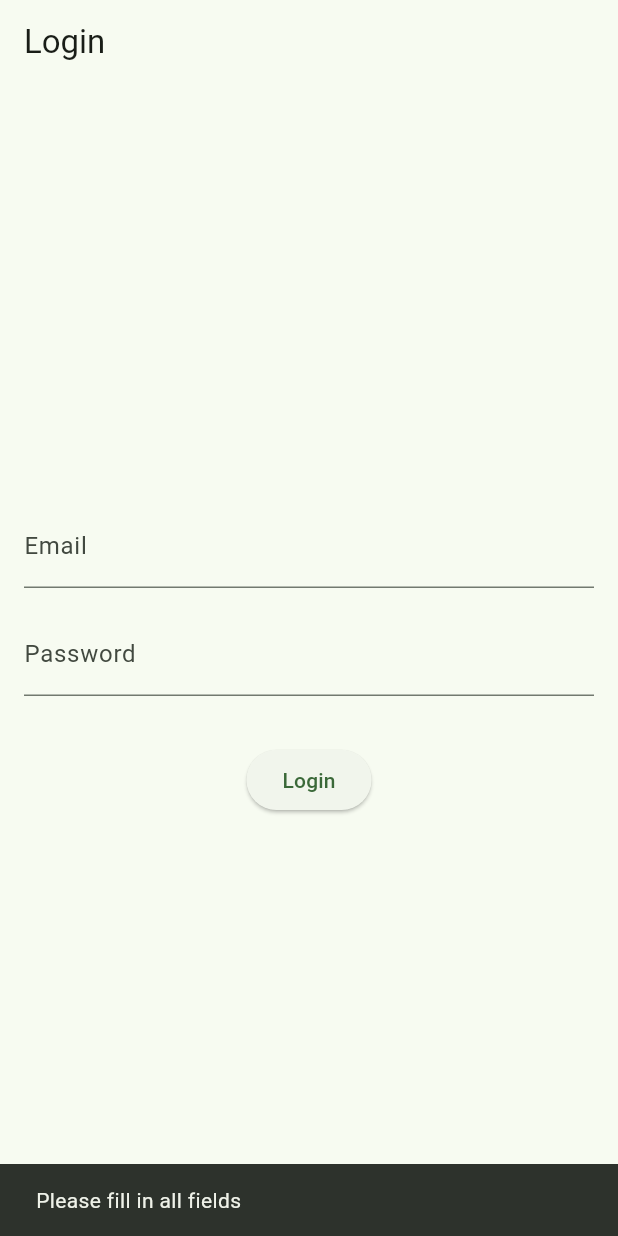
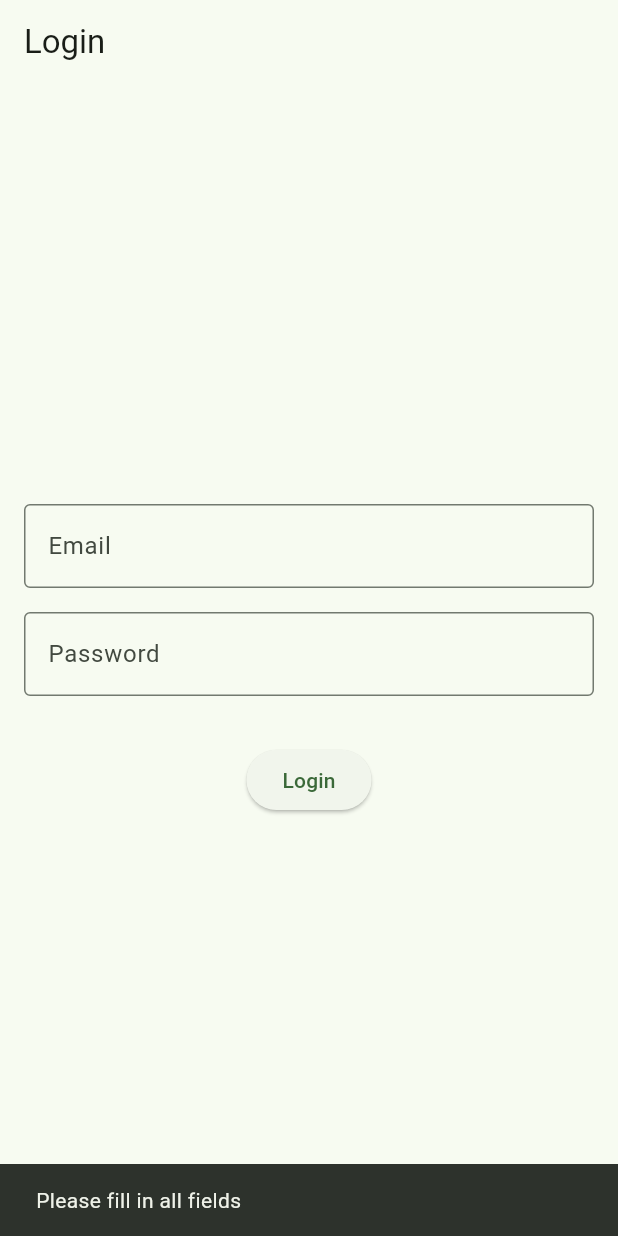
Before and after one commit to victormusembi11/pizza_app, a Flutter app: the screen it shows after launch, after a tap on "Login", on a phone screen of 412 x 824 dp. Run offline on Flutter 3.47's test engine with Material 3 defaults, Android fonts, the phone set to English and light mode, and no system bars.

Commit message:
feat: Update login page UI and functionality (pass role to auth provider)
Improve the login page UI by adding border styling to the email and password text fields. Also, update the login functionality in the AuthProvider to include the role parameter when logging in. This change enhances the user experience and ensures that the login process is more secure and efficient.

```diff
--- a/lib/screens/login.dart
+++ b/lib/screens/login.dart
@@ -2,6 +2,7 @@ import 'dart:convert';
 import 'package:flutter/material.dart';
 import 'package:http/http.dart' as http;
 import 'package:provider/provider.dart';
+
 import '../providers/auth_provider.dart';
 
 class LoginPage extends StatelessWidget {
@@ -35,7 +36,8 @@ class LoginPage extends StatelessWidget {
           final responseData = jsonDecode(response.body);
 
           if (responseData['status'] == 'success') {
-            context.read<AuthProvider>().login();
+            final role = responseData['data']['role'];
+            context.read<AuthProvider>().login(role);
             ScaffoldMessenger.of(context).showSnackBar(
               const SnackBar(content: Text('Login successful!')),
             );
@@ -65,13 +67,19 @@ class LoginPage extends StatelessWidget {
           children: [
             TextField(
               controller: emailController,
-              decoration: const InputDecoration(labelText: 'Email'),
+              decoration: const InputDecoration(
+                labelText: 'Email',
+                border: OutlineInputBorder(),
+              ),
             ),
             const SizedBox(height: 16),
             TextField(
               controller: passwordController,
+              decoration: InputDecoration(
+                labelText: 'Password',
+                border: OutlineInputBorder(),
+              ),
               obscureText: true,
-              decoration: const InputDecoration(labelText: 'Password'),
             ),
             const SizedBox(height: 32),
             ElevatedButton(
```
